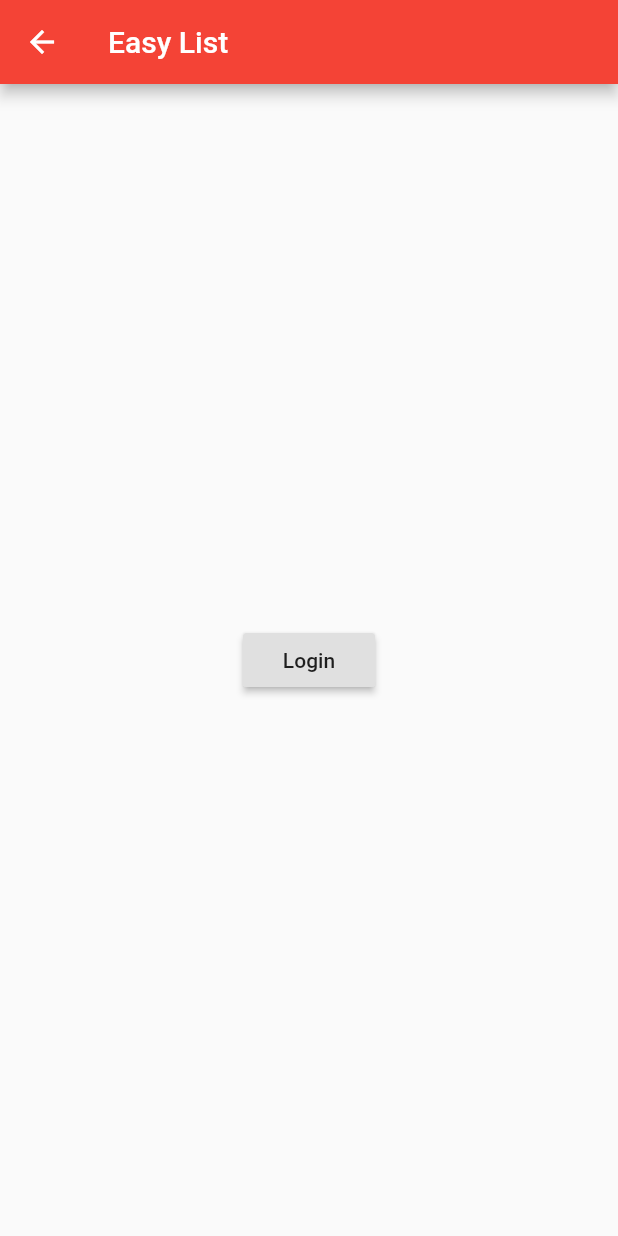
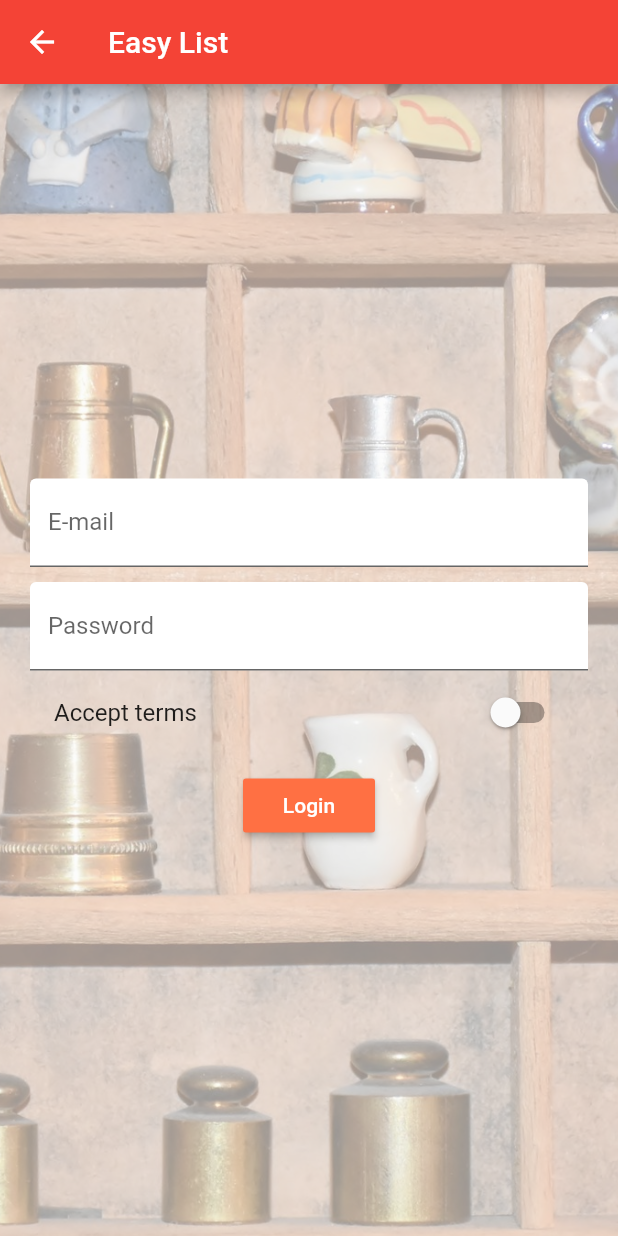
Before and after one commit to pmcarlos/flutter-products-app, a Flutter app: the AuthPage screen opened directly, on a phone screen of 412 x 824 dp. Run offline on Flutter 3.47's test engine with Material 2 defaults, Android fonts, the phone set to English and light mode, and no system bars.

Commit message:
Login styling, restructure code

```diff
--- a/lib/pages/auth.dart
+++ b/lib/pages/auth.dart
@@ -1,19 +1,87 @@
 import 'package:flutter/material.dart';
-import 'package:flutter_products_app/pages/products.dart';
 
-class AuthPage extends StatelessWidget {
+class AuthPage extends StatefulWidget {
+  @override
+  State<StatefulWidget> createState() {
+    return _AuthPageState();
+  }
+}
+
+class _AuthPageState extends State<AuthPage> {
+  String _emailValue;
+  String _passwordValue;
+  bool _acceptTerms = false;
+
   @override
   Widget build(BuildContext context) {
     return Scaffold(
       appBar: AppBar(
         title: Text('Easy List'),
       ),
-      body: Center(
-        child: RaisedButton(
-          child: Text('Login'),
-          onPressed: () {
-            Navigator.pushReplacementNamed(context, '/');
-          },
+      body: Container(
+        decoration: BoxDecoration(
+          image: DecorationImage(
+            fit: BoxFit.cover,
+            colorFilter: ColorFilter.mode(
+              Colors.black.withOpacity(0.42),
+              BlendMode.dstATop,
+            ),
+            image: AssetImage('assets/background.jpg'),
+          ),
+        ),
+        padding: EdgeInsets.all(20.0),
+        child: Center(
+          child: SingleChildScrollView(
+            child: Column(
+              children: <Widget>[
+                TextField(
+                  decoration: InputDecoration(
+                      labelText: 'E-mail',
+                      filled: true,
+                      fillColor: Colors.white),
+                  keyboardType: TextInputType.emailAddress,
+                  onChanged: (value) {
+                    setState(() {
+                      _emailValue = value;
+                    });
+                  },
+                ),
+                SizedBox(height:10.0),
+                TextField(
+                  decoration: InputDecoration(
+                      labelText: 'Password',
+                      filled: true,
+                      fillColor: Colors.white),
+                  obscureText: true,
+                  onChanged: (value) {
+                    setState(() {
+                      _passwordValue = value;
+                    });
+                  },
+                ),
+                SwitchListTile(
+                  title: Text('Accept terms'),
+                  value: _acceptTerms,
+                  onChanged: (bool value) {
+                    setState(() {
+                      _acceptTerms = value;
+                    });
+                  },
+                ),
+                SizedBox(height: 10.0),
+                RaisedButton(
+                  color: Theme.of(context).accentColor,
+                  textColor: Colors.white,
+                  child: Text('Login'),
+                  onPressed: () {
+                    print(_emailValue);
+                    print(_passwordValue);
+                    Navigator.pushReplacementNamed(context, '/products');
+                  },
+                ),
+              ],
+            ),
+          ),
         ),
       ),
     );
--- a/pubspec.yaml
+++ b/pubspec.yaml
@@ -38,6 +38,7 @@ flutter:
   assets:
     - assets/food.jpg
     - assets/food.1.jpg
+    - assets/background.jpg
   #  - images/a_dot_ham.jpeg
   # An image asset can refer to one or more resolution-specific "variants", see
   # https://flutter.io/assets-and-images/#resolution-aware.
@@ -49,6 +50,11 @@ flutter:
   # list giving the asset and other descriptors for the font. For
   # example:
   # fonts:
+  fonts:
+    - family: Oswald
+      fonts:
+        - asset: assets/Oswald-Bold.ttf
+          weight: 700
   #   - family: Schyler
   #     fonts:
   #       - asset: fonts/Schyler-Regular.ttf
```
Also changed, not shown: lib/main.dart (+9 -12 lines), lib/pages/product.dart (+37 -33 lines), lib/pages/product_create.dart (+79 -14 lines), lib/pages/products.dart (+11 -6 lines), lib/pages/products_admin.dart (+8 -3 lines), lib/product_control.dart (deleted, +0 -18 lines), lib/product_manager.dart (+5 -12 lines), lib/products.dart (deleted, +0 -53 lines), lib/widgets/products/address_tag.dart (added, +23 -0 lines), lib/widgets/products/price_tag.dart (added, +23 -0 lines), lib/widgets/products/product_card.dart (added, +53 -0 lines), lib/widgets/products/products.dart (added, +43 -0 lines), lib/widgets/ui/title_default.dart (added, +18 -0 lines), assets/Oswald-Bold.ttf (added), 1 more files, 1 other file.
